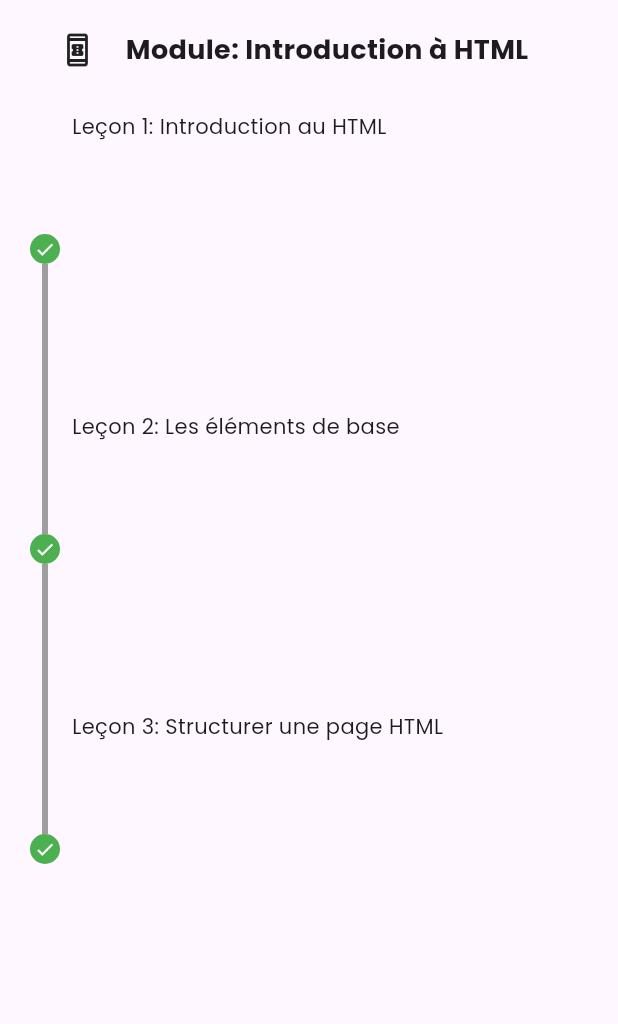
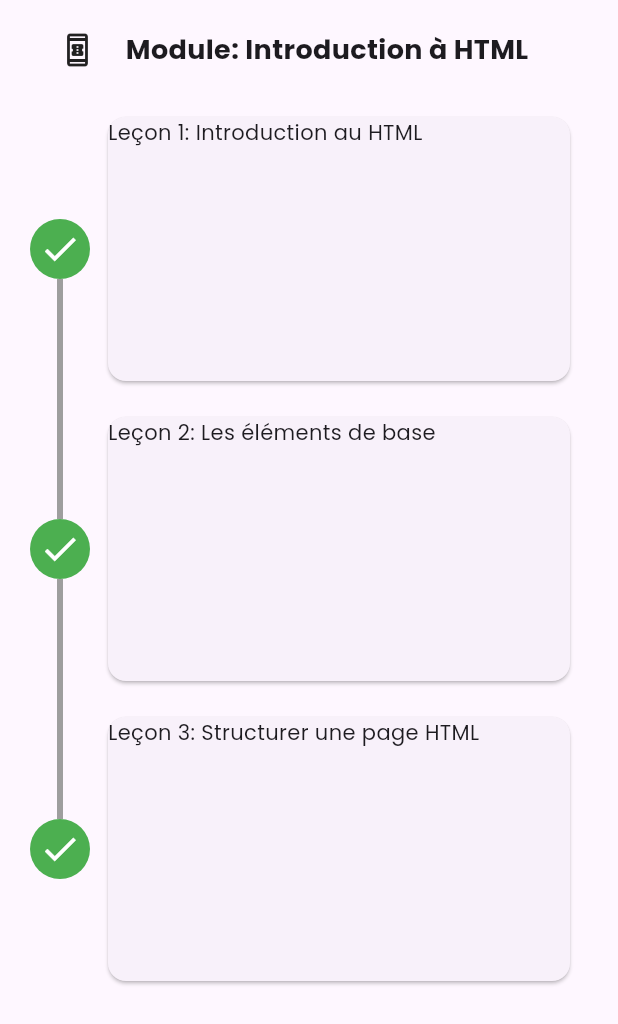
Before and after one commit to Godisouleymane/Nerd-app, a Flutter app: the HtmlVieww screen opened directly, on a phone screen of 412 x 824 dp. Shown: the top 1024 px of the screen. Run offline on Flutter 3.47's test engine with Material 3 defaults, Android fonts, the phone set to English and light mode, and no system bars; drawn by our look-alikes of timeline_tile; our stand-ins replace cloud_firestore, firebase_auth, firebase_core, flutter_svg, gap, google_fonts and 2 more; missing offline and left inert: dev_icons; accounts and stored records are empty.

Commit message:
creation de l'interface htmlView avec les donnees recuperer

```diff
--- a/lib/views/parcours/html/screenHTML.dart
+++ b/lib/views/parcours/html/screenHTML.dart
@@ -62,19 +62,23 @@ class _HtmlViewwState extends State<HtmlVieww> {
                           padding: EdgeInsets.symmetric(horizontal: 20),
                           height: 200,
                           child: TimelineTile(
+
                             isFirst: index == 0,
                             isLast: index == lessons.length - 1,
                             alignment: TimelineAlign.start,
                             lineXY: 0.1,
                             indicatorStyle: IndicatorStyle(
-                              width: 20,
+                              width: 40,
                               color: Colors.green,
                               iconStyle: IconStyle(
                                   iconData: Icons.check, color: Colors.white),
                             ),
                             endChild: Padding(
                               padding: EdgeInsets.all(8.0),
-                              child: Text(lessons[index]['title']),
+                              child: Card(
+                                child: Text(
+                                lessons[index]['title'],
+                              )),
                             ),
                           ),
                         );
```
